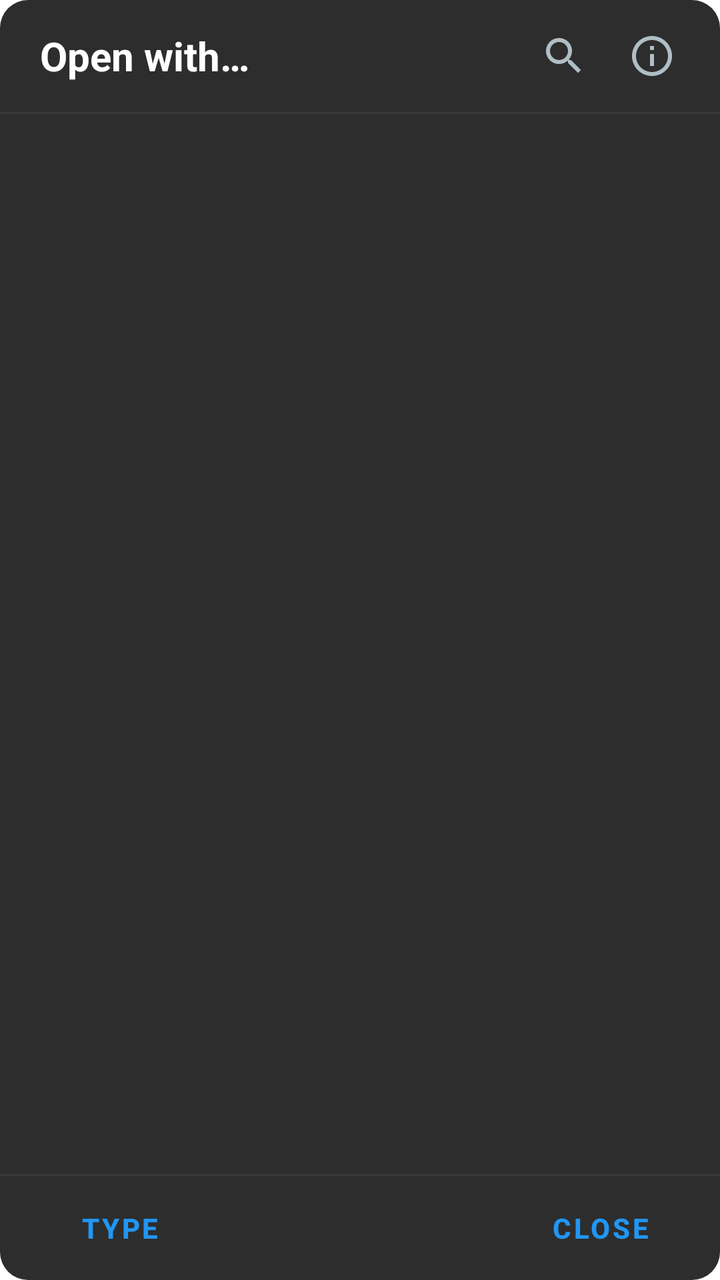
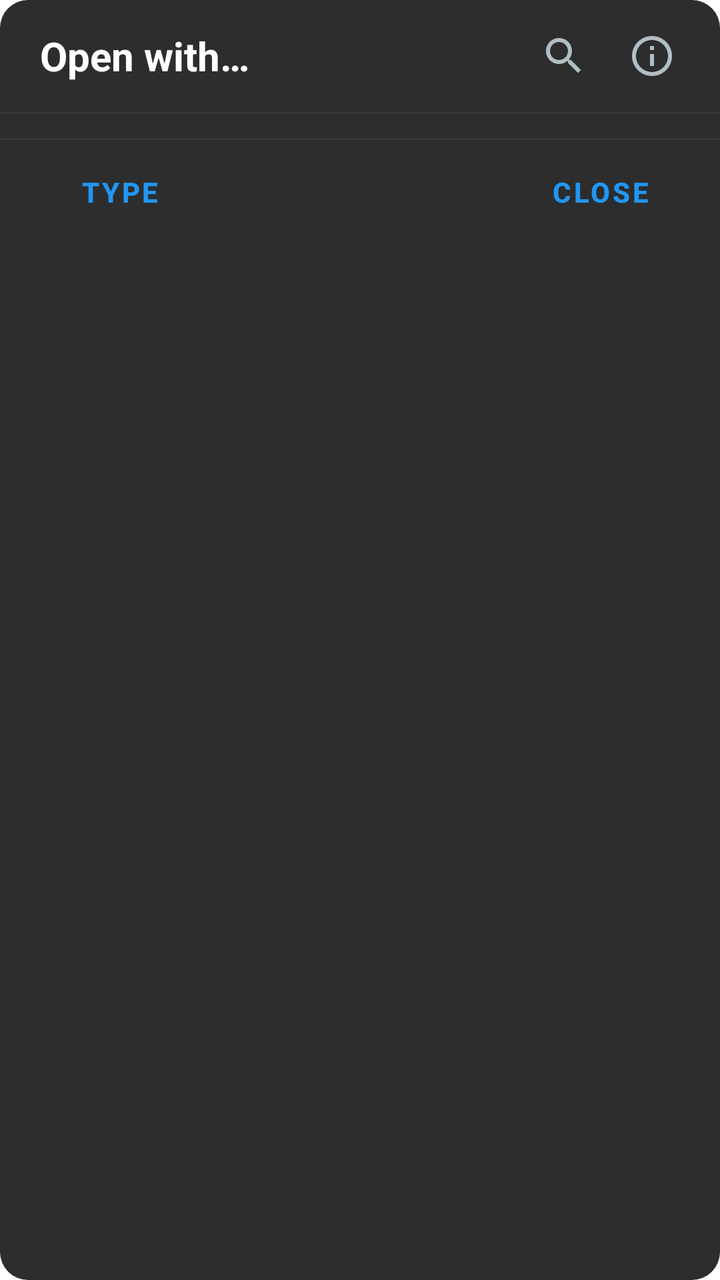

Before-and-after screenshots of an Android layout around one commit, followed by the original layout XML and the change that was made.
<!-- AndroidManifest.xml: activity theme Theme.MaterialFiles.Translucent -->
<!-- res/layout/open_file_as_dialog.xml -->
<?xml version="1.0" encoding="utf-8"?>
<LinearLayout xmlns:android="http://schemas.android.com/apk/res/android"
    xmlns:app="http://schemas.android.com/apk/res-auto"
    android:layout_width="match_parent"
    android:layout_height="wrap_content"
    android:background="@drawable/open_as_dialog_background"
    android:orientation="vertical">

    
    <LinearLayout
        android:layout_width="match_parent"
        android:layout_height="56dp"
        android:gravity="center_vertical"
        android:orientation="horizontal"
        android:paddingStart="20dp"
        android:paddingEnd="12dp">

        <TextView
            android:id="@+id/dialogTitle"
            android:layout_width="0dp"
            android:layout_height="wrap_content"
            android:layout_weight="1"
            android:text="@string/open_as_title"
            android:textColor="#FFFFFF"
            android:textSize="20sp"
            android:textStyle="bold" />

        <ImageButton
            android:id="@+id/searchBtn"
            android:layout_width="44dp"
            android:layout_height="44dp"
            android:background="?attr/selectableItemBackgroundBorderless"
            android:contentDescription="@string/search"
            android:src="@drawable/search_icon_control_normal_24dp"
            app:tint="#B0BEC5" />

        <ImageButton
            android:id="@+id/helpBtn"
            android:layout_width="44dp"
            android:layout_height="44dp"
            android:background="?attr/selectableItemBackgroundBorderless"
            android:contentDescription="@string/open_as_help_title"
            android:src="@drawable/information_icon_white_24dp"
            app:tint="#B0BEC5" />
    </LinearLayout>

    
    <LinearLayout
        android:id="@+id/searchContainer"
        android:layout_width="match_parent"
        android:layout_height="wrap_content"
        android:orientation="horizontal"
        android:paddingStart="16dp"
        android:paddingEnd="16dp"
        android:paddingBottom="8dp"
        android:visibility="gone">

        <EditText
            android:id="@+id/searchEdit"
            android:layout_width="0dp"
            android:layout_height="40dp"
            android:layout_weight="1"
            android:background="@drawable/search_input_background"
            android:hint="@string/open_as_search_hint"
            android:imeOptions="actionDone"
            android:inputType="text"
            android:paddingStart="12dp"
            android:paddingEnd="12dp"
            android:singleLine="true"
            android:textColor="#FFFFFF"
            android:textColorHint="#80FFFFFF"
            android:textSize="14sp" />

        <ImageButton
            android:id="@+id/searchCloseBtn"
            android:layout_width="40dp"
            android:layout_height="40dp"
            android:layout_marginStart="4dp"
            android:background="?attr/selectableItemBackgroundBorderless"
            android:contentDescription="@string/close"
            android:src="@drawable/close_icon_control_normal_24dp"
            app:tint="#B0BEC5" />
    </LinearLayout>

    <View
        android:layout_width="match_parent"
        android:layout_height="1dp"
        android:background="#383838" />

    
    <androidx.recyclerview.widget.RecyclerView
        android:id="@+id/recyclerView"
        android:layout_width="match_parent"
        android:layout_height="0dp"
        android:layout_weight="1"
        android:clipToPadding="false"
        android:overScrollMode="never"
        android:paddingStart="10dp"
        android:paddingTop="8dp"
        android:paddingEnd="10dp"
        android:paddingBottom="8dp" />

    <View
        android:layout_width="match_parent"
        android:layout_height="1dp"
        android:background="#383838" />

    
    <LinearLayout
        android:layout_width="match_parent"
        android:layout_height="52dp"
        android:gravity="center_vertical"
        android:orientation="horizontal"
        android:paddingStart="16dp"
        android:paddingEnd="16dp">

        <Button
            android:id="@+id/typeBtn"
            style="?attr/borderlessButtonStyle"
            android:layout_width="wrap_content"
            android:layout_height="wrap_content"
            android:text="@string/open_as_type"
            android:textColor="#2196F3"
            android:textSize="14sp"
            android:textStyle="bold" />

        <View
            android:layout_width="0dp"
            android:layout_height="match_parent"
            android:layout_weight="1" />

        <Button
            android:id="@+id/closeBtn"
            style="?attr/borderlessButtonStyle"
            android:layout_width="wrap_content"
            android:layout_height="wrap_content"
            android:text="@string/open_as_close"
            android:textColor="#2196F3"
            android:textSize="14sp"
            android:textStyle="bold" />
    </LinearLayout>
</LinearLayout>
<!-- resources referenced by this layout -->
<resources>
  <!-- drawable open_as_dialog_background (drawable) -->
  <?xml version="1.0" encoding="utf-8"?>
  <shape xmlns:android="http://schemas.android.com/apk/res/android"
      android:shape="rectangle">
      <solid android:color="#2D2D2D" />
      <corners android:radius="14dp" />
  </shape>
  <!-- drawable search_input_background (drawable) -->
  <?xml version="1.0" encoding="utf-8"?>
  <shape xmlns:android="http://schemas.android.com/apk/res/android"
      android:shape="rectangle">
      <corners android:radius="6dp" />
      <solid android:color="?colorControlHighlight" />
  </shape>
  <string name="close">Close</string>
  <string name="open_as_close">CLOSE</string>
  <string name="open_as_help_title">Open with…</string>
  <string name="open_as_search_hint">Filter tools…</string>
  <string name="open_as_title">Open with…</string>
  <string name="open_as_type">TYPE</string>
  <string name="search">Search</string>
  <style name="Theme.MaterialFiles.Translucent" parent="Base.Theme.MaterialFiles.Translucent" />
  <style name="Platform.Theme.MaterialFiles.Translucent" parent="Platform.V23.Theme.MaterialFiles.Translucent" />
  <style name="Platform.V23.Theme.MaterialFiles.Translucent" parent="Theme.MaterialFiles">
          <item name="android:navigationBarColor">@android:color/transparent</item>
          <item name="android:statusBarColor">@android:color/transparent</item>
      </style>
  <style name="Theme.MaterialFiles" parent="Base.Theme.MaterialFiles" />
  <style name="Platform.Theme.MaterialFiles" parent="Platform.V23.Theme.MaterialFiles" />
  <style name="ThemeOverlay.MaterialFiles.ActionBar" parent="">
          <item name="colorControlNormal">?android:textColorPrimary</item>
          <item name="searchViewStyle">@style/Widget.AppCompat.SearchView.ActionBar</item>
      </style>
  <style name="ThemeOverlay.MaterialFiles.ActionBarPopup" parent="">
          <item name="colorControlNormal">?android:textColorSecondary</item>
          <item name="searchViewStyle">@style/Widget.AppCompat.SearchView</item>
      </style>
  <style name="Widget.MaterialFiles.ListView.DropDown" parent="Widget.AppCompat.ListView.DropDown">
          <item name="android:paddingTop">8dp</item>
          <item name="android:paddingBottom">8dp</item>
          <item name="android:clipToPadding">false</item>
      </style>
  <color name="color_primary">@color/color_primary_light</color>
  <color name="color_surface">@color/color_surface_light</color>
  <style name="ShapeAppearance.MaterialFiles.MediumComponent" parent="ShapeAppearance.MaterialComponents.MediumComponent">
          <item name="cornerSize">8dp</item>
      </style>
  <style name="Preference.MaterialFiles.SwitchPreferenceCompat" parent="Preference.SwitchPreferenceCompat.Material">
          <item name="android:widgetLayout">@layout/switch_preference_compat_widget</item>
      </style>
  <style name="Platform.V23.Theme.MaterialFiles" parent="Theme.MaterialComponents.DayNight.NoActionBar">
          <item name="colorPrimaryDark">@color/system_window_scrim</item>
          <item name="android:windowLightStatusBar">?isLightTheme</item>
      </style>
  <color name="color_primary_light">@color/google_blue_600</color>
  <color name="color_surface_light">@android:color/white</color>
  <dimen name="navigation_item_horizontal_padding">24dp</dimen>
  <style name="ShapeAppearanceOverlay.MaterialFiles.NavigationView.Item" parent="">
          <item name="cornerSize">50%</item>
          <item name="cornerSizeTopLeft">0dp</item>
          <item name="cornerSizeBottomLeft">0dp</item>
      </style>
  <dimen name="navigation_item_icon_padding">24dp</dimen>
  <color name="system_window_scrim">@color/system_window_scrim_light</color>
  <color name="google_blue_600">#1A73E8</color>
  <color name="system_window_scrim_light">#99FFFFFF</color>
  <!-- unchanged entries left out for length: 7 -->
</resources>

<!-- the commit's change to res/layout/open_file_as_dialog.xml (unified diff, before → after) -->
@@ -91,14 +91,13 @@
     <androidx.recyclerview.widget.RecyclerView
         android:id="@+id/recyclerView"
         android:layout_width="match_parent"
-        android:layout_height="0dp"
-        android:layout_weight="1"
+        android:layout_height="wrap_content"
         android:clipToPadding="false"
         android:overScrollMode="never"
-        android:paddingStart="10dp"
-        android:paddingTop="8dp"
-        android:paddingEnd="10dp"
-        android:paddingBottom="8dp" />
+        android:paddingStart="8dp"
+        android:paddingTop="6dp"
+        android:paddingEnd="8dp"
+        android:paddingBottom="6dp" />
 
     <View
         android:layout_width="match_parent"
